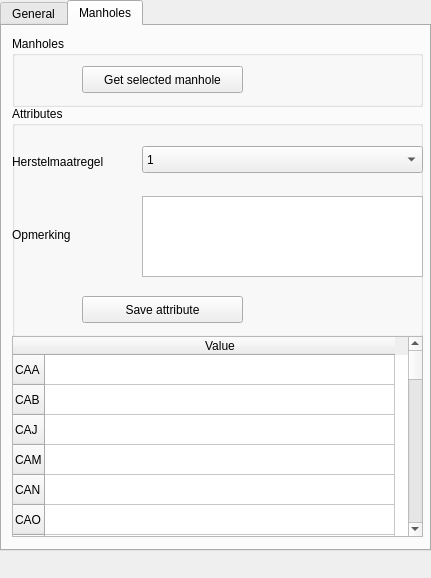
The window that beoordelingstool_dockwidget_base.ui (nens/Beoordelingstool) describes before a commit, drawn with Qt 5.
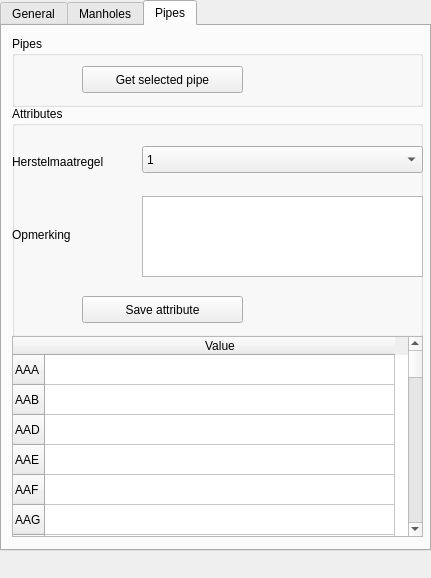
The same window after the commit. The open tabs and pages were chosen to show the change.

Commit message: Tab for pipes.

Patch:
```diff
--- a/beoordelingstool_dockwidget_base.ui
+++ b/beoordelingstool_dockwidget_base.ui
@@ -456,6 +456,378 @@
       </column>
      </widget>
     </widget>
+    <widget class="QWidget" name="tab_pipes">
+     <attribute name="title">
+      <string>Pipes</string>
+     </attribute>
+     <widget class="QGroupBox" name="groupbox_pipes">
+      <property name="geometry">
+       <rect>
+        <x>10</x>
+        <y>10</y>
+        <width>411</width>
+        <height>71</height>
+       </rect>
+      </property>
+      <property name="title">
+       <string>Pipes</string>
+      </property>
+      <widget class="QPushButton" name="pushbutton_get_selected_pipe">
+       <property name="geometry">
+        <rect>
+         <x>70</x>
+         <y>30</y>
+         <width>161</width>
+         <height>27</height>
+        </rect>
+       </property>
+       <property name="text">
+        <string>Get selected pipe</string>
+       </property>
+      </widget>
+     </widget>
+     <widget class="QGroupBox" name="groupbox_attributes_pipes">
+      <property name="geometry">
+       <rect>
+        <x>10</x>
+        <y>80</y>
+        <width>411</width>
+        <height>231</height>
+       </rect>
+      </property>
+      <property name="title">
+       <string>Attributes</string>
+      </property>
+      <widget class="QLabel" name="field_label_pipes">
+       <property name="geometry">
+        <rect>
+         <x>0</x>
+         <y>40</y>
+         <width>121</width>
+         <height>31</height>
+        </rect>
+       </property>
+       <property name="text">
+        <string>Herstelmaatregel</string>
+       </property>
+      </widget>
+      <widget class="QComboBox" name="field_combobox_pipes">
+       <property name="geometry">
+        <rect>
+         <x>130</x>
+         <y>40</y>
+         <width>281</width>
+         <height>27</height>
+        </rect>
+       </property>
+       <item>
+        <property name="text">
+         <string>1</string>
+        </property>
+       </item>
+       <item>
+        <property name="text">
+         <string>2</string>
+        </property>
+       </item>
+       <item>
+        <property name="text">
+         <string>3</string>
+        </property>
+       </item>
+      </widget>
+      <widget class="QLabel" name="value_label_pipes">
+       <property name="geometry">
+        <rect>
+         <x>0</x>
+         <y>120</y>
+         <width>121</width>
+         <height>17</height>
+        </rect>
+       </property>
+       <property name="text">
+        <string>Opmerking</string>
+       </property>
+      </widget>
+      <widget class="QPushButton" name="pushbutton_save_attribute_pipes">
+       <property name="geometry">
+        <rect>
+         <x>70</x>
+         <y>190</y>
+         <width>161</width>
+         <height>27</height>
+        </rect>
+       </property>
+       <property name="text">
+        <string>Save attribute</string>
+       </property>
+      </widget>
+      <widget class="QPlainTextEdit" name="value_plaintextedit_pipes">
+       <property name="geometry">
+        <rect>
+         <x>130</x>
+         <y>90</y>
+         <width>281</width>
+         <height>81</height>
+        </rect>
+       </property>
+      </widget>
+     </widget>
+     <widget class="QTableWidget" name="tablewidget_pipes">
+      <property name="geometry">
+       <rect>
+        <x>10</x>
+        <y>310</y>
+        <width>411</width>
+        <height>201</height>
+       </rect>
+      </property>
+      <property name="editTriggers">
+       <set>QAbstractItemView::NoEditTriggers</set>
+      </property>
+      <property name="tabKeyNavigation">
+       <bool>true</bool>
+      </property>
+      <attribute name="horizontalHeaderDefaultSectionSize">
+       <number>350</number>
+      </attribute>
+      <row>
+       <property name="text">
+        <string>AAA</string>
+       </property>
+      </row>
+      <row>
+       <property name="text">
+        <string>AAB</string>
+       </property>
+      </row>
+      <row>
+       <property name="text">
+        <string>AAD</string>
+       </property>
+      </row>
+      <row>
+       <property name="text">
+        <string>AAE</string>
+       </property>
+      </row>
+      <row>
+       <property name="text">
+        <string>AAF</string>
+       </property>
+      </row>
+      <row>
+       <property name="text">
+        <string>AAG</string>
+       </property>
+      </row>
+      <row>
+       <property name="text">
+        <string>AAJ</string>
+       </property>
+      </row>
+      <row>
+       <property name="text">
+        <string>AAK</string>
+       </property>
+      </row>
+      <row>
+       <property name="text">
+        <string>AAL</string>
+       </property>
+      </row>
+      <row>
+       <property name="text">
+        <string>AAM</string>
+       </property>
+      </row>
+      <row>
+       <property name="text">
+        <string>AAN</string>
+       </property>
+      </row>
+      <row>
+       <property name="text">
+        <string>AAO</string>
+       </property>
+      </row>
+      <row>
+       <property name="text">
+        <string>AAP</string>
+       </property>
+      </row>
+      <row>
+       <property name="text">
+        <string>AAQ</string>
+       </property>
+      </row>
+      <row>
+       <property name="text">
+        <string>ABA</string>
+       </property>
+      </row>
+      <row>
+       <property name="text">
+        <string>ABB</string>
+       </property>
+      </row>
+      <row>
+       <property name="text">
+        <string>ABC</string>
+       </property>
+      </row>
+      <row>
+       <property name="text">
+        <string>ABE</string>
+       </property>
+      </row>
+      <row>
+       <property name="text">
+        <string>ABF</string>
+       </property>
+      </row>
+      <row>
+       <property name="text">
+        <string>ABH</string>
+       </property>
+      </row>
+      <row>
+       <property name="text">
+        <string>ABI</string>
+       </property>
+      </row>
+      <row>
+       <property name="text">
+        <string>ABJ</string>
+       </property>
+      </row>
+      <row>
+       <property name="text">
+        <string>ABK</string>
+       </property>
+      </row>
+      <row>
+       <property name="text">
+        <string>ABL</string>
+       </property>
+      </row>
+      <row>
+       <property name="text">
+        <string>ABM</string>
+       </property>
+      </row>
+      <row>
+       <property name="text">
+        <string>ABP</string>
+       </property>
+      </row>
+      <row>
+       <property name="text">
+        <string>ABQ</string>
+       </property>
+      </row>
+      <row>
+       <property name="text">
+        <string>ABS</string>
+       </property>
+      </row>
+      <row>
+       <property name="text">
+        <string>ACA</string>
+       </property>
+      </row>
+      <row>
+       <property name="text">
+        <string>ACB</string>
+       </property>
+      </row>
+      <row>
+       <property name="text">
+        <string>ACC</string>
+       </property>
+      </row>
+      <row>
+       <property name="text">
+        <string>ACD</string>
+       </property>
+      </row>
+      <row>
+       <property name="text">
+        <string>ACG</string>
+       </property>
+      </row>
+      <row>
+       <property name="text">
+        <string>ACJ</string>
+       </property>
+      </row>
+      <row>
+       <property name="text">
+        <string>ACK</string>
+       </property>
+      </row>
+      <row>
+       <property name="text">
+        <string>ACM</string>
+       </property>
+      </row>
+      <row>
+       <property name="text">
+        <string>ACN</string>
+       </property>
+      </row>
+      <row>
+       <property name="text">
+        <string>ADA</string>
+       </property>
+      </row>
+      <row>
+       <property name="text">
+        <string>ADB</string>
+       </property>
+      </row>
+      <row>
+       <property name="text">
+        <string>ADC</string>
+       </property>
+      </row>
+      <row>
+       <property name="text">
+        <string>AXA</string>
+       </property>
+      </row>
+      <row>
+       <property name="text">
+        <string>AXB</string>
+       </property>
+      </row>
+      <row>
+       <property name="text">
+        <string>AXF</string>
+       </property>
+      </row>
+      <row>
+       <property name="text">
+        <string>AXG</string>
+       </property>
+      </row>
+      <row>
+       <property name="text">
+        <string>AXH</string>
+       </property>
+      </row>
+      <row>
+       <property name="text">
+        <string>ZC</string>
+       </property>
+      </row>
+      <column>
+       <property name="text">
+        <string>Value</string>
+       </property>
+      </column>
+     </widget>
+    </widget>
    </widget>
   </widget>
  </widget>
```
Left out of the diff: 16 changed lines with no effect on the pictures. The commit also changes 1 other file.
